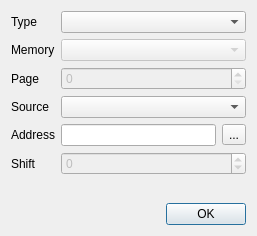
The window that ui/wch_new.ui (samstyle/Xpeccy) describes before a commit, drawn with Qt 5.
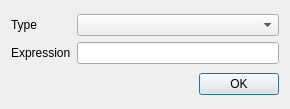
The same window after the commit. Icons and pictures are not drawn. Custom widgets are drawn as their Qt base class.

Patch:
```diff
--- a/ui/wch_new.ui
+++ b/ui/wch_new.ui
@@ -6,8 +6,8 @@
    <rect>
     <x>0</x>
     <y>0</y>
-    <width>257</width>
-    <height>236</height>
+    <width>290</width>
+    <height>109</height>
    </rect>
   </property>
   <property name="windowTitle">
@@ -15,98 +15,14 @@
   </property>
   <layout class="QGridLayout" name="gridLayout_2">
    <item row="0" column="0">
-    <layout class="QGridLayout" name="gridLayout">
-     <item row="2" column="0">
-      <widget class="QLabel" name="label_3">
-       <property name="text">
-        <string>Page</string>
-       </property>
-      </widget>
-     </item>
-     <item row="4" column="0">
-      <widget class="QLabel" name="label_4">
-       <property name="text">
-        <string>Address</string>
-       </property>
-      </widget>
-     </item>
-     <item row="2" column="1">
-      <widget class="QSpinBox" name="sbMemPage">
-       <property name="enabled">
-        <bool>false</bool>
-       </property>
-       <property name="maximum">
-        <number>255</number>
-       </property>
-      </widget>
+    <layout class="QGridLayout" name="gridLayout" columnstretch="0,10">
+     <item row="0" column="1">
+      <widget class="QComboBox" name="cbType"/>
      </item>
      <item row="1" column="0">
       <widget class="QLabel" name="label_2">
        <property name="text">
-        <string>Memory</string>
-       </property>
-      </widget>
-     </item>
-     <item row="1" column="1">
-      <widget class="QComboBox" name="cbMemType">
-       <property name="enabled">
-        <bool>false</bool>
-       </property>
-      </widget>
-     </item>
-     <item row="5" column="0">
-      <widget class="QLabel" name="label_6">
-       <property name="text">
-        <string>Shift</string>
-       </property>
-      </widget>
-     </item>
-     <item row="3" column="1">
-      <widget class="QComboBox" name="cbSrcReg"/>
-     </item>
-     <item row="6" column="1">
-      <spacer name="horizontalSpacer">
-       <property name="orientation">
-        <enum>Qt::Horizontal</enum>
-       </property>
-       <property name="sizeHint" stdset="0">
-        <size>
-         <width>40</width>
-         <height>20</height>
-        </size>
-       </property>
-      </spacer>
-     </item>
-     <item row="3" column="0">
-      <widget class="QLabel" name="label_5">
-       <property name="text">
-        <string>Source</string>
-       </property>
-      </widget>
-     </item>
-     <item row="6" column="0">
-      <spacer name="verticalSpacer_2">
-       <property name="orientation">
-        <enum>Qt::Vertical</enum>
-       </property>
-       <property name="sizeHint" stdset="0">
-        <size>
-         <width>20</width>
-         <height>40</height>
-        </size>
-       </property>
-      </spacer>
-     </item>
-     <item row="5" column="1">
-      <widget class="QSpinBox" name="sbShift">
-       <property name="enabled">
-        <bool>false</bool>
-       </property>
-       <property name="minimum">
-        <number>-128</number>
-       </property>
-       <property name="maximum">
-        <number>127</number>
+        <string>Expression</string>
        </property>
       </widget>
      </item>
@@ -117,30 +33,8 @@
        </property>
       </widget>
      </item>
-     <item row="0" column="1">
-      <widget class="QComboBox" name="cbType"/>
-     </item>
-     <item row="4" column="1">
-      <layout class="QHBoxLayout" name="horizontalLayout_2">
-       <item>
-        <widget class="xHexSpin" name="leAdrHex">
-         <property name="inputMask">
-          <string>HHHH</string>
-         </property>
-        </widget>
-       </item>
-       <item>
-        <widget class="QToolButton" name="tbLabel">
-         <property name="text">
-          <string>...</string>
-         </property>
-         <property name="icon">
-          <iconset resource="../xpeccy.qrc">
-           <normaloff>:/images/label.png</normaloff>:/images/label.png</iconset>
-         </property>
-        </widget>
-       </item>
-      </layout>
+     <item row="1" column="1">
+      <widget class="QLineEdit" name="leExpression"/>
      </item>
     </layout>
    </item>
@@ -174,13 +68,6 @@
    </item>
   </layout>
  </widget>
- <customwidgets>
-  <customwidget>
-   <class>xHexSpin</class>
-   <extends>QLineEdit</extends>
-   <header location="global">stdlib.h</header>
-  </customwidget>
- </customwidgets>
  <resources>
   <include location="../xpeccy.qrc"/>
  </resources>
```
